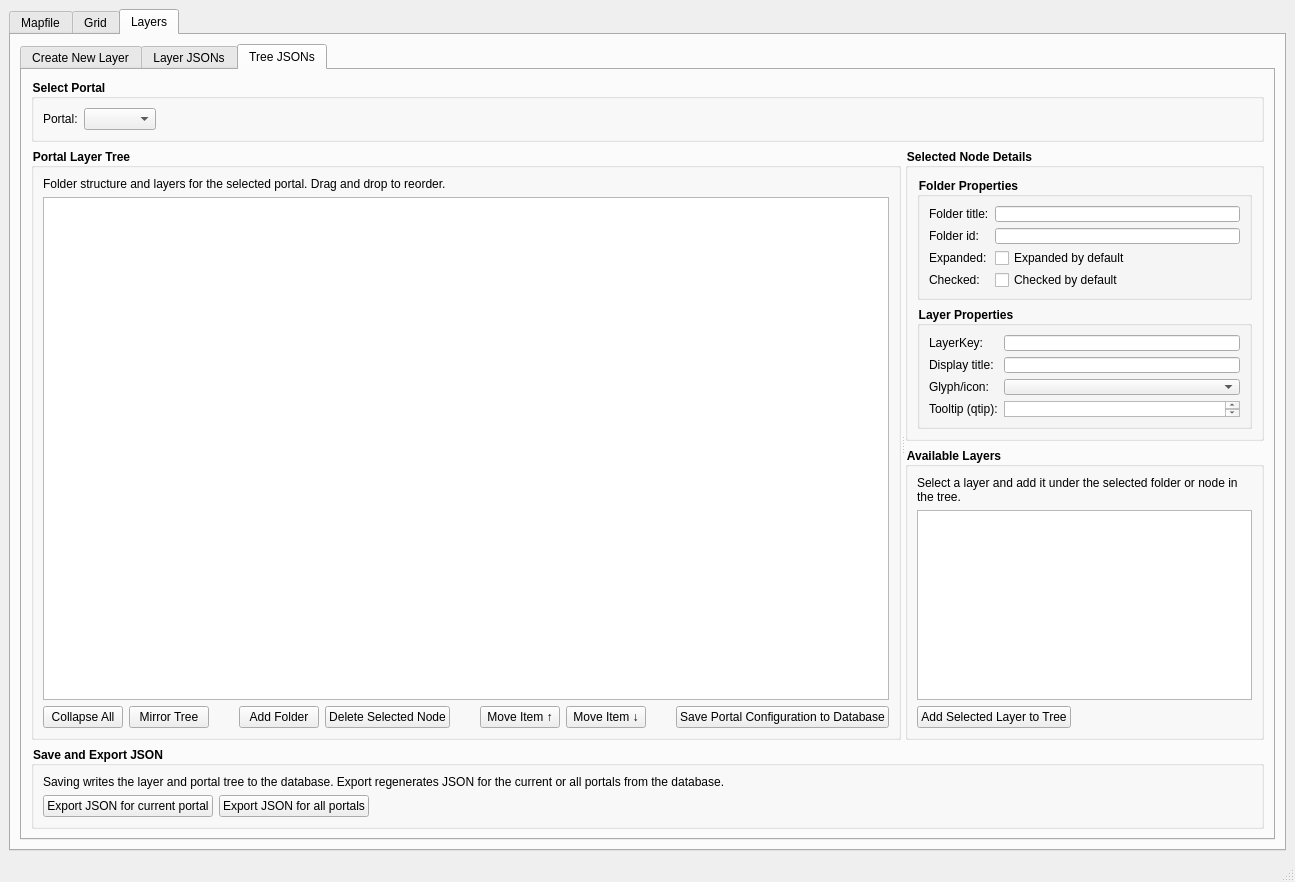
Qt form QTFiles/layermaker.ui (select-8/LayerMaker) before a commit.
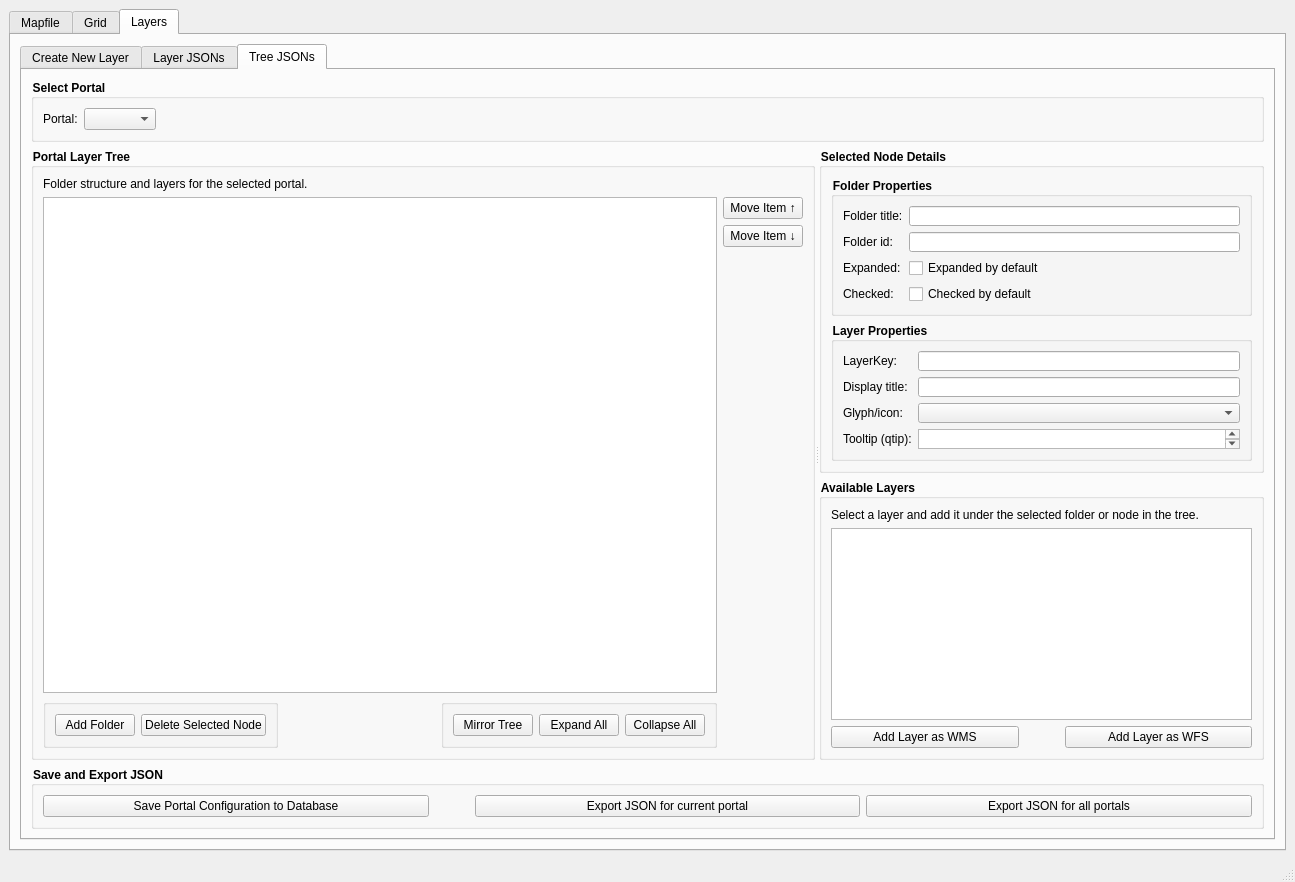
The same form after that commit. The open tabs and pages were chosen to show the change.

Commit message:
Tree JSONs QOL: base key list, WMS/WFS add buttons, duplicate guard
- Available Layers list now shows base layer keys (halves list size)
- Replace btnAddLayerToTree with btnAddLayerAsWMS / btnAddLayerAsWFS
- Tooltips indicate which variants are already in the tree
- Block duplicate LayerKey insertion into PortalTreeNodes
- Tree columns: Key/Folder + Display Title with folder bold/blue styling
- Add btnExpandAll to complement Collapse All and Mirror Tree

```diff
--- a/QTFiles/layermaker.ui
+++ b/QTFiles/layermaker.ui
@@ -2169,13 +2169,17 @@
                    <item>
                     <widget class="QLabel" name="label_portalTreeInfo">
                      <property name="text">
-                      <string>Folder structure and layers for the selected portal. Drag and drop to reorder.</string>
+                      <string>Folder structure and layers for the selected portal.</string>
                      </property>
                      <property name="wordWrap">
                       <bool>true</bool>
                      </property>
                     </widget>
                    </item>
+                   <item>
+                    <layout class="QHBoxLayout" name="horizontalLayout_58">
+                     <item>
+                      <layout class="QVBoxLayout" name="verticalLayout_26">
                    <item>
                     <widget class="QTreeView" name="treePortalLayers">
                      <property name="dragDropMode">
@@ -2184,40 +2188,13 @@
                     </widget>
                    </item>
                    <item>
-                    <layout class="QHBoxLayout" name="horizontalLayout_treeButtons">
+                        <layout class="QHBoxLayout" name="horizontalLayout_55">
                      <item>
-                      <widget class="QPushButton" name="btnCollapseAll">
-                       <property name="text">
-                        <string>Collapse All</string>
-                       </property>
-                       <attribute name="buttonGroup">
-                        <string notr="true">buttonGroup</string>
-                       </attribute>
-                      </widget>
-                     </item>
-                     <item>
-                      <widget class="QPushButton" name="btnMirrorTree">
-                       <property name="text">
-                        <string>Mirror Tree</string>
-                       </property>
-                       <attribute name="buttonGroup">
-                        <string notr="true">buttonGroup</string>
-                       </attribute>
-                      </widget>
-                     </item>
-                     <item>
-                      <spacer name="horizontalSpacer_treeButtons">
-                       <property name="orientation">
-                        <enum>Qt::Horizontal</enum>
-                       </property>
-                       <property name="sizeHint" stdset="0">
-                        <size>
-                         <width>40</width>
-                         <height>20</height>
-                        </size>
-                       </property>
-                      </spacer>
-                     </item>
+                          <widget class="QGroupBox" name="groupBox_3">
+                           <property name="title">
+                            <string/>
+                           </property>
+                           <layout class="QHBoxLayout" name="horizontalLayout_57">
                      <item>
                       <widget class="QPushButton" name="btnAddFolderNode">
                        <property name="text">
@@ -2232,6 +2209,9 @@
                        </property>
                       </widget>
                      </item>
+                           </layout>
+                          </widget>
+                         </item>
                      <item>
                       <spacer name="horizontalSpacer_treeButtons2">
                        <property name="orientation">
@@ -2245,6 +2225,48 @@
                        </property>
                       </spacer>
                      </item>
+                         <item>
+                          <widget class="QGroupBox" name="groupBox_2">
+                           <property name="title">
+                            <string/>
+                           </property>
+                           <layout class="QHBoxLayout" name="horizontalLayout_56">
+                            <item>
+                             <widget class="QPushButton" name="btnMirrorTree">
+                              <property name="text">
+                               <string>Mirror Tree</string>
+                              </property>
+                              <attribute name="buttonGroup">
+                               <string notr="true">buttonGroup</string>
+                              </attribute>
+                             </widget>
+                            </item>
+                            <item>
+                             <widget class="QPushButton" name="btnExpandAll">
+                              <property name="text">
+                               <string>Expand All</string>
+                              </property>
+                             </widget>
+                            </item>
+                            <item>
+                             <widget class="QPushButton" name="btnCollapseAll">
+                              <property name="text">
+                               <string>Collapse All</string>
+                              </property>
+                              <attribute name="buttonGroup">
+                               <string notr="true">buttonGroup</string>
+                              </attribute>
+                             </widget>
+                            </item>
+                           </layout>
+                          </widget>
+                         </item>
+                        </layout>
+                       </item>
+                      </layout>
+                     </item>
+                     <item>
+                      <layout class="QVBoxLayout" name="verticalLayout_25">
                      <item>
                       <widget class="QPushButton" name="btnMoveUp">
                        <property name="text">
@@ -2260,24 +2282,19 @@
                       </widget>
                      </item>
                      <item>
-                      <spacer name="horizontalSpacer_treeButtons3">
+                        <spacer name="verticalSpacer_2">
                        <property name="orientation">
-                        <enum>Qt::Horizontal</enum>
+                          <enum>Qt::Vertical</enum>
                        </property>
                        <property name="sizeHint" stdset="0">
                         <size>
-                         <width>40</width>
-                         <height>20</height>
+                           <width>20</width>
+                           <height>40</height>
                         </size>
                        </property>
                       </spacer>
                      </item>
-                     <item>
-                      <widget class="QPushButton" name="btnSavePortalToDatabase">
-                       <property name="text">
-                        <string>Save Portal Configuration to Database</string>
-                       </property>
-                      </widget>
+                      </layout>
                      </item>
                     </layout>
                    </item>
@@ -2427,11 +2444,11 @@
                     <widget class="QListWidget" name="listAvailableLayers"/>
                    </item>
                    <item>
-                    <layout class="QHBoxLayout" name="horizontalLayout_addLayerToTree">
+                    <layout class="QHBoxLayout" name="horizontalLayout_addLayerToTree" stretch="1,0,1">
                      <item>
                       <widget class="QPushButton" name="btnAddLayerToTree">
                        <property name="text">
-                        <string>Add Selected Layer to Tree</string>
+                        <string>Add Layer as WMS</string>
                        </property>
                       </widget>
                      </item>
@@ -2448,6 +2465,13 @@
                        </property>
                       </spacer>
                      </item>
+                     <item>
+                      <widget class="QPushButton" name="btnAddLayerAsWFS">
+                       <property name="text">
+                        <string>Add Layer as WFS</string>
+                       </property>
+                      </widget>
+                     </item>
                     </layout>
                    </item>
                   </layout>
@@ -2464,17 +2488,27 @@
               </property>
               <layout class="QVBoxLayout" name="verticalLayout_export">
                <item>
-                <widget class="QLabel" name="label_exportInfo">
+                <layout class="QHBoxLayout" name="horizontalLayout_exportButtons" stretch="1,0,1,1">
+                 <item>
+                  <widget class="QPushButton" name="btnSavePortalToDatabase">
                  <property name="text">
-                  <string>Saving writes the layer and portal tree to the database. Export regenerates JSON for the current or all portals from the database.</string>
-                 </property>
-                 <property name="wordWrap">
-                  <bool>true</bool>
+                    <string>Save Portal Configuration to Database</string>
                  </property>
                 </widget>
                </item>
                <item>
-                <layout class="QHBoxLayout" name="horizontalLayout_exportButtons">
+                  <spacer name="horizontalSpacer">
+                   <property name="orientation">
+                    <enum>Qt::Horizontal</enum>
+                   </property>
+                   <property name="sizeHint" stdset="0">
+                    <size>
+                     <width>40</width>
+                     <height>20</height>
+                    </size>
+                   </property>
+                  </spacer>
+                 </item>
                  <item>
                   <widget class="QPushButton" name="btnExportCurrentPortalJson">
                    <property name="text">
@@ -2489,19 +2523,6 @@
                    </property>
                   </widget>
                  </item>
-                 <item>
-                  <spacer name="horizontalSpacer_exportButtons">
-                   <property name="orientation">
-                    <enum>Qt::Horizontal</enum>
-                   </property>
-                   <property name="sizeHint" stdset="0">
-                    <size>
-                     <width>40</width>
-                     <height>20</height>
-                    </size>
-                   </property>
-                  </spacer>
-                 </item>
                 </layout>
                </item>
               </layout>
```
Left out of the diff: 39 changed lines with no effect on the pictures. Lines whose indentation alone changed are shown as unchanged. The commit also changes 1 other file.
